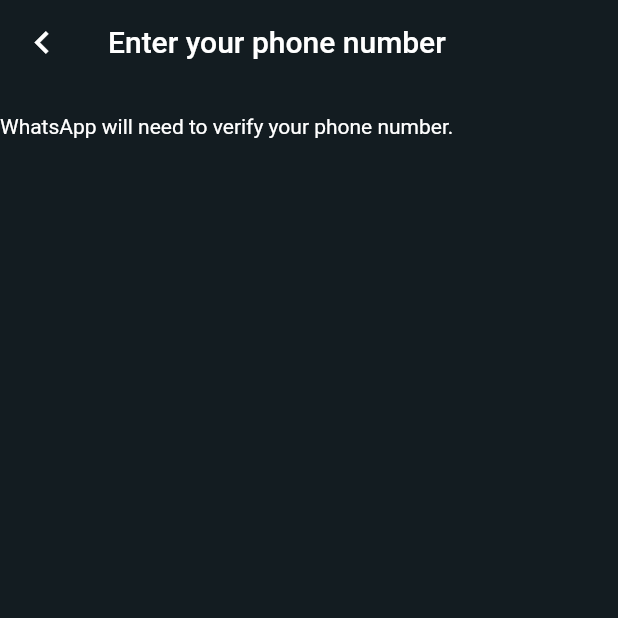
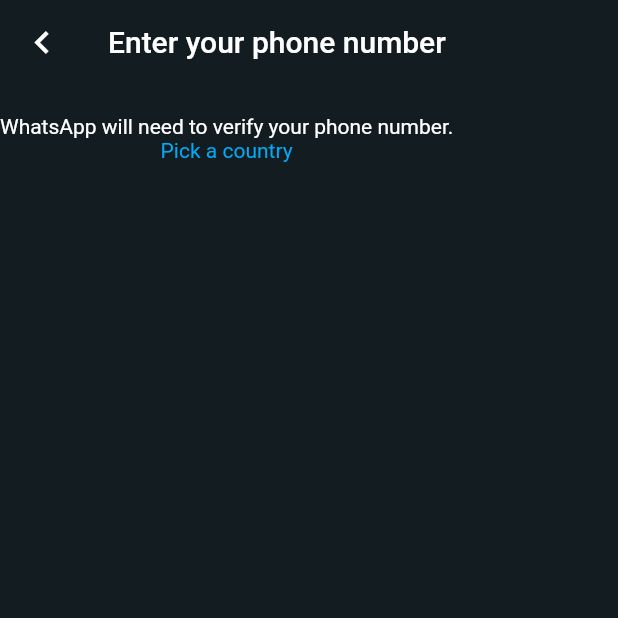
Before and after one commit to Rajkarnikar-unish/whatsapp_clone, a Flutter app: the screen it shows after launch, after a tap on "AGREE AND CONTINUE", on a phone screen of 412 x 824 dp, the top half of it. Run offline on Flutter 3.47's test engine with Material 2 defaults, Android fonts, the phone set to English and light mode, and no system bars; our stand-ins replace firebase_core; accounts and stored records are empty; network calls fail.

Commit message:
router settings added

```diff
--- a/lib/features/auth/screens/login_screen.dart
+++ b/lib/features/auth/screens/login_screen.dart
@@ -1,11 +1,16 @@
 import 'package:flutter/material.dart';
 import 'package:whatsapp_ui/colors.dart';
 
-class LoginScreen extends StatelessWidget {
+class LoginScreen extends StatefulWidget {
   const LoginScreen({Key? key}) : super(key: key);
 
-  static String routeName = '/login-screen';
+  static const routeName = '/login-screen';
 
+  @override
+  State<LoginScreen> createState() => _LoginScreenState();
+}
+
+class _LoginScreenState extends State<LoginScreen> {
   @override
   Widget build(BuildContext context) {
     return Scaffold(
@@ -34,6 +39,12 @@ class LoginScreen extends StatelessWidget {
             ),
             textAlign: TextAlign.center,
           ),
+          Text(
+            'Pick a country',
+            style: TextStyle(
+              color: Colors.lightBlue,
+            ),
+          ),
         ],
       ),
     );
--- a/lib/features/landing/screens/landing_screen.dart
+++ b/lib/features/landing/screens/landing_screen.dart
@@ -1,6 +1,7 @@
 import 'package:flutter/material.dart';
 import 'package:whatsapp_ui/colors.dart';
 import 'package:whatsapp_ui/common/widgets/custom_button.dart';
+import 'package:whatsapp_ui/features/auth/screens/login_screen.dart';
 
 class LandingScreen extends StatelessWidget {
   const LandingScreen({Key? key}) : super(key: key);
@@ -47,7 +48,8 @@ class LandingScreen extends StatelessWidget {
               width: sizeMediaQuery.width * 0.75,
               child: CustomButton(
                 text: 'AGREE AND CONTINUE',
-                onPressed: () => Navigator.pushNamed(context, '/login-screen'),
+                onPressed: () =>
+                    Navigator.pushNamed(context, LoginScreen.routeName),
               ),
             ),
           ],
--- a/lib/main.dart
+++ b/lib/main.dart
@@ -5,6 +5,7 @@ import 'package:whatsapp_ui/features/auth/screens/login_screen.dart';
 import 'package:whatsapp_ui/responsive/responsive_layout.dart';
 import 'package:whatsapp_ui/responsive/screens/mobile_screen_layout.dart';
 import 'package:whatsapp_ui/responsive/screens/web_screen_layout.dart';
+import 'package:whatsapp_ui/router.dart';
 
 import 'features/landing/screens/landing_screen.dart';
 import 'firebase_options.dart';
@@ -29,12 +30,8 @@ class MyApp extends StatelessWidget {
         scaffoldBackgroundColor: backgroundColor,
       ),
       home: const LandingScreen(),
-      initialRoute: LandingScreen.routeName,
-      routes: {
-        LandingScreen.routeName: (context) => const LandingScreen(),
-        LoginScreen.routeName: (context) => const LoginScreen(),
-        MobileScreenLayout.routeName: (context) => const MobileScreenLayout(),
-      },
+      // initialRoute: LandingScreen.routeName,
+      onGenerateRoute: (settings) => generateRoute(settings),
       //  const ResponsiveLayout(
       //   mobileLayout: MobileScreenLayout(),
       //   webLayout: WebScreenLayout(),
--- /dev/null
+++ b/lib/router.dart
@@ -0,0 +1,31 @@
+import 'package:flutter/material.dart';
+import 'package:whatsapp_ui/common/widgets/error_widget.dart';
+import 'package:whatsapp_ui/responsive/screens/mobile_screen_layout.dart';
+
+import 'features/auth/screens/login_screen.dart';
+import 'features/landing/screens/landing_screen.dart';
+
+Route<dynamic> generateRoute(RouteSettings settings) {
+  switch (settings.name) {
+    case '/':
+      return MaterialPageRoute(
+        builder: (_) => const LandingScreen(),
+      );
+    case '/login-screen':
+      return MaterialPageRoute(
+        builder: (_) => const LoginScreen(),
+      );
+    case '/mobile-screen-layout':
+      return MaterialPageRoute(
+        builder: (_) => const MobileScreenLayout(),
+      );
+    default:
+      return MaterialPageRoute(
+        builder: (_) => const Scaffold(
+          body: ErrorScreen(
+            error: 'Looks like you\'re lost.',
+          ),
+        ),
+      );
+  }
+}
```
Also changed, not shown: lib/common/widgets/error_widget.dart (added, +23 -0 lines), 1 other file.
